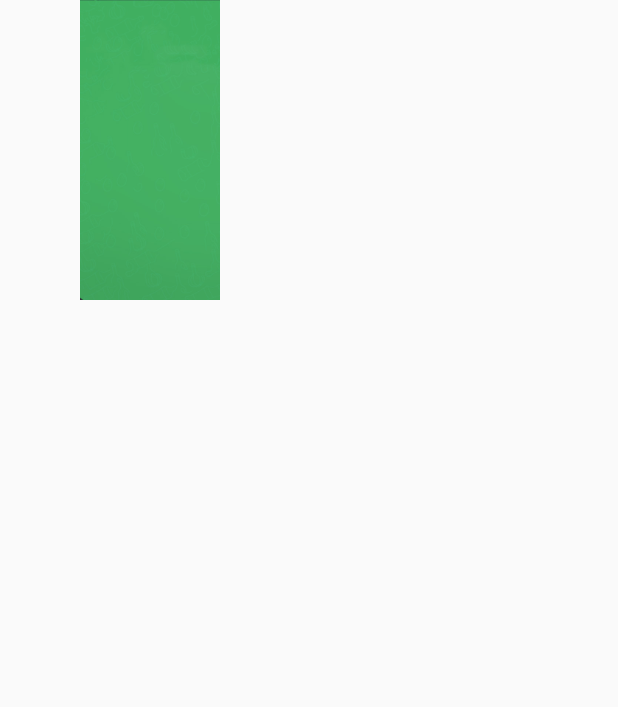
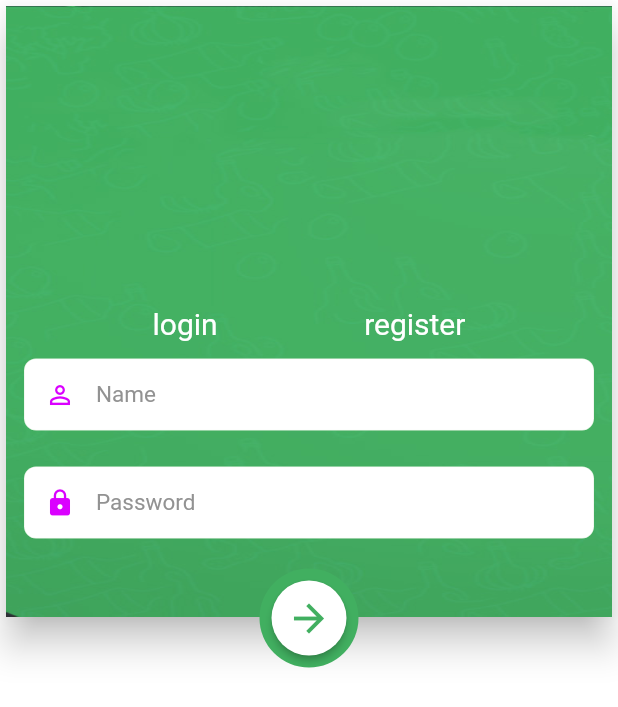
Before and after one commit to rehamsamy/crazy_food_final, a Flutter app: the screen it shows after launch, on a phone screen of 412 x 824 dp. Shown: the top 707 px of the screen. Run offline on Flutter 3.47's test engine with Material 2 defaults, Android fonts, the phone set to English and light mode, and no system bars; our stand-ins replace connectivity_plus, flutter_screenutil, flutter_svg, get, internet_connection_checker; Roboto replaces fonts that are missing (Monaco).

Commit message:
login design

```diff
--- /dev/null
+++ b/lib/app/core/get_binding.dart
@@ -0,0 +1,10 @@
+import 'package:crazy_food/app/modules/auth/login/controller/login_controller.dart';
+import 'package:get/get.dart';
+
+
+class GetBinding implements Bindings {
+  @override
+  void dependencies() {
+    Get.lazyPut(() => LoginController());
+  }
+}
--- a/lib/app/modules/auth/login/controller/login_controller.dart
+++ b/lib/app/modules/auth/login/controller/login_controller.dart
@@ -1,5 +1,9 @@
 import 'package:get/get.dart';
 
 class LoginController extends GetxController{
-
+bool ?isLogin=true;
+  setIsLogin(bool newVal){
+    isLogin=newVal;
+    update();
+  }
 }
--- a/lib/app/modules/auth/login/view/login_screen.dart
+++ b/lib/app/modules/auth/login/view/login_screen.dart
@@ -1,16 +1,89 @@
 import 'package:crazy_food/app/modules/auth/login/controller/login_controller.dart';
+import 'package:crazy_food/app/modules/auth/login/view/widget/login_widget.dart';
+import 'package:crazy_food/app/modules/auth/login/view/widget/register_widget.dart';
+import 'package:crazy_food/app/shared/app_buttons/app_progress_button.dart';
+import 'package:crazy_food/app/shared/app_text.dart';
+import 'package:crazy_food/app_constant.dart';
 import 'package:flutter/material.dart';
-import 'package:flutter/src/widgets/framework.dart';
+import 'package:flutter_screenutil/flutter_screenutil.dart';
 import 'package:get/get.dart';
 class LoginScreen extends GetView<LoginController>{
+  var nameController=TextEditingController();
+  var emailController=TextEditingController();
+  var passwordController=TextEditingController();
+  bool isLogin=true;
   @override
   Widget build(BuildContext context) {
    return Scaffold(
-     body: Container(
-       height: 200,
-       width: 200,
-    child: Image.asset('assets/images/back.png'),
+     body: GetBuilder<LoginController>(
+       builder: (_)=>Container(
+         height: ScreenUtil().screenHeight,
+         width: ScreenUtil().screenWidth,
+    color: Colors.white,
+    child: SingleChildScrollView(
+        child: Stack(
+            alignment: AlignmentDirectional.bottomCenter,
+             clipBehavior: Clip.none,
+          children: [
+             Card(
+            elevation: 10,
+            child: Container(
+              decoration: kContainerDecoraction,
+              child: Form(
+                child: Column(
+                  children: [
+                    SizedBox(height: 200,),
+                    Row(
+                      mainAxisAlignment: MainAxisAlignment.spaceEvenly,
+                      children: [
+                           InkWell(
+                               onTap: (){
+                                 controller.setIsLogin(true);
+                               },
+                               child: AppText('login'.tr,color: Colors.white,fontSize: 20,)),
+                           InkWell(
+                             onTap: (){
+                               controller.setIsLogin(false);
+                             },
+                               child: AppText('register'.tr,color: Colors.white,fontSize: 20,)),
+                      ],
+                    ),
+                  controller.isLogin??true?LoginWidget(nameController: nameController, passwordController: passwordController,)
+                      : RegisterWidget(nameController: nameController, passwordController: passwordController,emailController: emailController),
+                  const SizedBox(height: 40),
+                  ],
 
+                ),
+              ),
+            ),
+          ),
+        PositionedDirectional(
+          bottom:-30,
+            child: Container(
+          decoration:const BoxDecoration(
+            shape: BoxShape.circle,
+            color: kPrimaryColor
+          ),
+              child: Padding(
+                padding: const EdgeInsets.all(8.0),
+                child: AppProgressButton(
+                  width: 50,
+                  height: 50,
+                  radius: 100,
+                  onPressed: (AnimationController animationController) {  },
+                  child: Icon(
+                    Icons.arrow_forward,
+                    color: kPrimaryColor,
+                    size: 30,
+                  ),
+                ),
+              ),
+        ),)
+        ]
+        ),
+    ),
+
+       ),
      ),
    );
   }
--- /dev/null
+++ b/lib/app/modules/auth/login/view/widget/login_widget.dart
@@ -0,0 +1,31 @@
+import 'package:crazy_food/app/shared/app_text_field.dart';
+import 'package:flutter/material.dart';
+import 'package:get/get.dart';
+
+class LoginWidget extends StatelessWidget {
+var nameController,emailController,passwordController;
+ LoginWidget({required this.nameController,
+   required this.passwordController});
+  @override
+  Widget build(BuildContext context) {
+    return Column(
+      children: [
+        CustomTextFormField(
+          hintText: 'name'.tr,
+          keyboardType: TextInputType.text,
+          prefixIcon: Icons.perm_identity,
+          radius: 8,
+          horizontalPadding: 12,
+          controller: nameController,
+        ),
+        CustomTextFormField(
+          hintText: 'password'.tr,
+          prefixIcon: Icons.lock,
+          keyboardType: TextInputType.visiblePassword,
+          radius: 8,
+          horizontalPadding: 12,
+          controller: passwordController,
+        )      ],
+    );
+  }
+}
--- /dev/null
+++ b/lib/app/shared/app_buttons/app_progress_button.dart
@@ -0,0 +1,138 @@
+
+import 'package:crazy_food/app/shared/app_text.dart';
+import 'package:crazy_food/app_constant.dart';
+import 'package:flutter/material.dart';
+
+class AppProgressButton extends StatefulWidget {
+  final String? text;
+  final Widget? child;
+  final double? width;
+  final double? height;
+  final Color? backgroundColor;
+  final Color? progressIndicatorColor;
+  final bool? isBordered;
+  final Color? textColor;
+  final double? fontSize;
+  final double? radius;
+  final double? elevation;
+  final EdgeInsets? padding;
+  final Function(AnimationController animationController) onPressed;
+
+  const AppProgressButton({
+    Key? key,
+    required this.onPressed,
+    this.text,
+    this.child,
+    this.width,
+    this.backgroundColor,
+    this.textColor,
+    this.fontSize,
+    this.isBordered,
+    this.height,
+    this.progressIndicatorColor,
+    this.radius,
+    this.elevation,
+    this.padding,
+  }) : super(key: key);
+
+  @override
+  State<AppProgressButton> createState() => AppProgressButtonState();
+}
+
+class AppProgressButtonState extends State<AppProgressButton>
+    with TickerProviderStateMixin {
+  late AnimationController controller;
+  late Animation<double> sizeAnimation;
+  late Animation<BorderRadiusGeometry?> radiusAnimation;
+
+  double buttonHeight = 50;
+
+  @override
+  void initState() {
+    super.initState();
+
+    controller = AnimationController(
+      duration: const Duration(milliseconds: 300),
+      vsync: this,
+    );
+  }
+
+  @override
+  void dispose() {
+    controller.dispose();
+    super.dispose();
+  }
+
+  @override
+  Widget build(BuildContext context) {
+    buttonHeight = widget.height ?? 50;
+
+    final curvedAnimation = CurvedAnimation(
+      parent: controller,
+      curve: Curves.easeInOut,
+    );
+
+    sizeAnimation = Tween<double>(
+      begin: widget.width ?? 150,
+      end: buttonHeight,
+    ).animate(curvedAnimation);
+
+    radiusAnimation = BorderRadiusTween(
+      begin: BorderRadius.circular(widget.radius ?? 12.0),
+      end: BorderRadius.circular(50),
+    ).animate(curvedAnimation);
+
+    return AnimatedBuilder(
+      animation: controller,
+      builder: (context, child) => Container(
+        constraints: BoxConstraints(minWidth: buttonHeight),
+        width: sizeAnimation.value,
+        height: buttonHeight,
+        child: MaterialButton(
+          padding: widget.padding ??
+              const EdgeInsets.symmetric(
+                horizontal: 8.0,
+                vertical: 4.0,
+              ),
+          elevation: widget.elevation ?? 2.0,
+          shape: RoundedRectangleBorder(
+            borderRadius: radiusAnimation.value!,
+            side: !(widget.isBordered ?? false)
+                ? BorderSide.none
+                : BorderSide(
+                    color: widget.textColor ?? kPrimaryColor,
+                    width: 1,
+                  ),
+          ),
+          color: widget.backgroundColor ?? Colors.white,
+          onPressed: () async {
+            if (controller.isCompleted) return;
+            widget.onPressed(controller);
+          },
+          child: controller.isCompleted
+              ? OverflowBox(
+                  maxWidth: buttonHeight,
+                  maxHeight: buttonHeight,
+                  child: Padding(
+                    padding: const EdgeInsets.all(12.0),
+                    child: CircularProgressIndicator(
+                      strokeWidth: 3,
+                      valueColor: AlwaysStoppedAnimation<Color>(
+                        widget.textColor ?? kPrimaryColor,
+                      ),
+                    ),
+                  ),
+                )
+              : FittedBox(
+                  child: widget.child ??
+                      AppText(
+                        widget.text ?? 'Click Me',
+                        color: widget.textColor ?? kPrimaryColor,
+                        fontSize: widget.fontSize ?? 14,
+                      ),
+                ),
+        ),
+      ),
+    );
+  }
+}
--- /dev/null
+++ b/lib/app/shared/app_text.dart
@@ -0,0 +1,51 @@
+import 'package:flutter/cupertino.dart';
+import 'package:flutter/material.dart';
+
+class AppText extends StatelessWidget {
+  final String text;
+  final Color? color;
+  final bool centerText;
+  final int maxLines;
+  final double fontSize;
+  final String? fontFamily;
+  final FontWeight fontWeight;
+  final bool lineThrough;
+  final bool underLine;
+  final TextOverflow textOverflow;
+
+  const AppText(
+    this.text, {
+    this.color,
+    this.centerText = false,
+    this.maxLines = 1,
+    this.fontSize = 12,
+    this.fontWeight = FontWeight.normal,
+    this.fontFamily,
+    this.lineThrough = false,
+    this.underLine = false,
+        this.textOverflow=TextOverflow.visible,
+    Key? key,
+  }) : super(key: key);
+
+  @override
+  Widget build(BuildContext context) {
+    return Text(
+      text,
+      maxLines: maxLines,
+      textAlign: centerText ? TextAlign.center : TextAlign.start,
+      style: Theme.of(context).textTheme.subtitle1!.copyWith(
+          color: color ?? Colors.black,
+          fontSize: fontSize,
+          fontWeight: fontWeight,
+          fontFamily: fontFamily,
+          decoration: lineThrough
+              ? TextDecoration.lineThrough
+              : underLine
+                  ? TextDecoration.underline
+                  : TextDecoration.none,
+          decorationThickness: 1,
+          decorationColor: Theme.of(context).primaryColor,
+          overflow: TextOverflow.ellipsis),
+    );
+  }
+}
--- /dev/null
+++ b/lib/app/shared/app_text_field.dart
@@ -0,0 +1,204 @@
+import 'package:crazy_food/app_constant.dart';
+import 'package:flutter/material.dart';
+import 'package:get/get_utils/src/extensions/internacionalization.dart';
+
+class CustomTextFormField extends StatefulWidget {
+  final Color? backgroundColor;
+  final bool isPassword;
+  final String hintText;
+  final String? text;
+  final String? validateEmptyText;
+  final TextEditingController controller;
+  final TextInputType keyboardType;
+  final int? maxLines;
+  final int? maxLength;
+  final String? labelText;
+  final String? suffixText;
+  final bool? required;
+  final bool? showLabel;
+  final Color? hintColor;
+  final Color? labelColor;
+  final Color? textColor;
+  final IconData? suffixIcon;
+  final IconData? prefixIcon;
+  final Color? suffixIconColor;
+  final Color? prefixIconColor;
+  final bool enabled;
+  final List<String>? autoFillHints;
+  final double? radius;
+  final double horizontalPadding;
+  final double verticalPadding;
+  final Function(String value)? onChanged;
+  final Function(String value)? onFieldSubmitted;
+
+  const CustomTextFormField({
+    Key? key,
+    this.backgroundColor,
+    this.isPassword = false,
+    required this.hintText,
+    this.text,
+    this.validateEmptyText,
+    required this.controller,
+    required this.keyboardType,
+    this.maxLines,
+    this.maxLength,
+    this.labelText,
+    this.suffixText,
+    this.required = true,
+    this.hintColor,
+    this.labelColor,
+    this.textColor,
+    this.enabled = true,
+    this.onChanged,
+    this.onFieldSubmitted,
+    this.autoFillHints,
+    this.suffixIcon,
+    this.prefixIcon,
+    this.radius = 30,
+    this.showLabel = false,
+    this.suffixIconColor,
+    this.horizontalPadding = 24,
+    this.verticalPadding = 12,
+    this.prefixIconColor,
+  }) : super(key: key);
+
+  @override
+  _CustomTextFormFieldState createState() => _CustomTextFormFieldState();
+}
+
+class _CustomTextFormFieldState extends State<CustomTextFormField> {
+  bool isSecure = false;
+
+  @override
+  void initState() {
+    super.initState();
+    isSecure = widget.isPassword;
+  }
+
+  @override
+  Widget build(BuildContext context) {
+    return Padding(
+      padding: EdgeInsets.symmetric(
+        horizontal: widget.horizontalPadding,
+        vertical: widget.verticalPadding,
+      ),
+      child: TextFormField(
+       // obscureText: isSecure,
+        style: TextStyle(
+          fontSize: 12,
+          fontFamily: 'Monaco',
+          color: widget.textColor ?? Theme.of(context).textTheme.subtitle1!.color,
+        ),
+        controller: widget.controller,
+        keyboardType: widget.keyboardType,
+        onChanged: widget.onChanged,
+        textInputAction: TextInputAction.next,
+        onFieldSubmitted: widget.onFieldSubmitted,
+        autofillHints: widget.autoFillHints,
+        autovalidateMode: AutovalidateMode.onUserInteraction,
+        textAlignVertical: TextAlignVertical.center,
+        textAlign: TextAlign.start,
+        validator: widget.required ?? true
+            ? (String? value) {
+                if (value != null) {
+                  if (value.isEmpty) {
+                    return widget.validateEmptyText;
+                  } else if (widget.keyboardType == TextInputType.emailAddress) {
+                    return Validations.email(value);
+                  } else if (widget.keyboardType == TextInputType.phone) {
+                    return Validations.phone(value);
+                  }
+                } else {
+                  return null;
+                }
+              }
+            : null,
+        maxLines: widget.isPassword ? 1 : widget.maxLines,
+        maxLength: widget.maxLength,
+        decoration: InputDecoration(
+          filled: true,
+          fillColor: Colors.white,
+          labelText: widget.showLabel! ? widget.hintText : null,
+          hintText: widget.hintText,
+          hintStyle: TextStyle(
+            fontSize: 15,
+            color: widget.hintColor ?? const Color(0xFF929292),
+          ),
+          contentPadding: const EdgeInsets.symmetric(horizontal: 12, vertical: 8),
+          alignLabelWithHint: true,
+          prefixIcon: widget.prefixIcon != null
+              ? Icon(
+                  widget.prefixIcon,
+                  size: 20,
+                  color: widget.prefixIconColor ?? kAccentColor,
+                )
+              : null,
+          suffixText: widget.suffixText ?? '',
+          suffixStyle: const TextStyle(
+            color: kAccentColor,
+            fontSize: 12,
+          ),
+          suffixIcon: widget.suffixIcon != null || widget.isPassword
+              ? InkWell(
+                  onTap: widget.isPassword ? _toggle : null,
+                  child: Icon(
+                    widget.isPassword
+                        ? isSecure
+                            ? Icons.remove_red_eye
+                            : Icons.visibility_off
+                        : widget.suffixIcon,
+                    size: 20,
+                    color: widget.suffixIconColor ?? kPurpleColor,
+                  ),
+                )
+              : null,
+          enabled: widget.enabled,
+          errorStyle: const TextStyle(
+            color: Colors.red,
+            fontSize: 12,
+          ),
+          border: OutlineInputBorder(
+            borderSide: BorderSide(
+              width: 0.2,
+              color: Theme.of(context).primaryColor,
+            ),
+            borderRadius: BorderRadius.circular(widget.radius ?? 8),
+          ),
+          enabledBorder: OutlineInputBorder(
+            borderRadius: BorderRadius.circular(widget.radius ?? 8),
+            borderSide: BorderSide(
+              color: Theme.of(context).primaryColor,
+              width: 0.1,
+            ),
+          ),
+        ),
+      ),
+    );
+  }
+
+  void _toggle() {
+    setState(() {
+      isSecure = !isSecure;
+    });
+  }
+}
+
+class Validations {
+  static String? email(String value) {
+    if (value.isEmpty) {
+      return 'empty'.tr;
+    } else if (!value.contains('@') || !value.contains('.')) {
+      return 'EX: example@mail.com';
+    } else {
+      return null;
+    }
+  }
+
+  static String? phone(String value) {
+    if (value.isEmpty) {
+      return 'empty'.tr;
+    } else {
+      return null;
+    }
+  }
+}
--- /dev/null
+++ b/lib/app_constant.dart
@@ -0,0 +1,19 @@
+import 'package:flutter/cupertino.dart';
+
+
+   const Color kPrimaryColor = Color(0xff41AF60);
+  const Color kBackColor1=Color(0xffE9F8EE);
+  const Color kAccentColor = Color(0xffDA00FF);
+  const Color kBackgroundColor = Color(0xff373D70);
+  const Color kBackgroundDarkColor = Color(0xff191E47);
+  const Color kUnSelectedColor = Color(0xff757DB5);
+  const Color kAuthGreyColor=Color(0xffF6F6F6);
+  const Color kPurpleColor=Color(0xffB86AD6);
+  const Color kBlueLightColor=Color(0xffE9F8EE);
+
+
+  const BoxDecoration kContainerDecoraction=BoxDecoration(
+      image: DecorationImage(
+          fit: BoxFit.fill,
+          image:AssetImage('assets/images/back.png',))
+  );
--- a/lib/main.dart
+++ b/lib/main.dart
@@ -1,8 +1,10 @@
+import 'package:crazy_food/app/core/get_binding.dart';
 import 'package:crazy_food/app/core/values/localization/translation.dart';
 import 'package:crazy_food/app/modules/auth/login/view/login_screen.dart';
 import 'package:crazy_food/app/views/network_error.dart';
 import 'package:flutter/material.dart';
 import 'package:connectivity_plus/connectivity_plus.dart';
+import 'package:flutter_screenutil/flutter_screenutil.dart';
 import 'package:internet_connection_checker/internet_connection_checker.dart';
 import 'package:get/get.dart';
 
@@ -22,7 +24,12 @@ class _CrazyAppState extends State<CrazyApp> {
   bool _backViewOn = true;
   @override
   Widget build(BuildContext context) {
-    return  GetMaterialApp(
+    return  ScreenUtilInit(
+      designSize: const Size(360, 690),
+      minTextAdapt: true,
+      splitScreenMode: true,
+      builder: (_,child)=> GetMaterialApp(
+
         // localizationsDelegates: const [
         //   GlobalMaterialLocalizations.delegate,
         //   GlobalWidgetsLocalizations.delegate, // ONLY if it's a RTL language
@@ -34,7 +41,7 @@ class _CrazyAppState extends State<CrazyApp> {
         defaultTransition: Transition.cupertino,
         transitionDuration: const Duration(milliseconds: 500),
         translations: Translation(),
-     // initialBinding: GetBinding(),
+        initialBinding: GetBinding(),
        //  locale: LocalStorage.isAr
        //      ? const Locale('ar')
        //      : const Locale('en'),
@@ -47,6 +54,7 @@ class _CrazyAppState extends State<CrazyApp> {
         // :
         LoginScreen(),
         // home: const LoginScreen(),
+      ),
     );
   }
 
--- a/pubspec.yaml
+++ b/pubspec.yaml
@@ -36,6 +36,7 @@ dependencies:
   # The following adds the Cupertino Icons font to your application.
   # Use with the CupertinoIcons class for iOS style icons.
   cupertino_icons: ^1.0.2
+  flutter_screenutil: ^5.5.4
 
 dev_dependencies:
   flutter_test:
@@ -68,7 +69,6 @@ dev_dependencies:
     sdk: flutter
   flutter_localizations:
     sdk: flutter
-  flutter_screenutil: ^5.3.1
 #  flutter_secure_storage: ^5.1.0
   flutter_svg: ^1.0.3
   freezed_annotation: ^2.0.3
```
Also changed, not shown: lib/app/modules/auth/login/view/widget/register_widget.dart (added, +42 -0 lines), lib/app/shared/app_buttons/app_elevated_button.dart (added, +41 -0 lines), lib/app/shared/app_buttons/app_outlined_button.dart (added, +40 -0 lines), lib/app/shared/app_buttons/app_text_button.dart (added, +42 -0 lines), pubspec.lock. Lines whose indentation alone changed are shown as unchanged.
